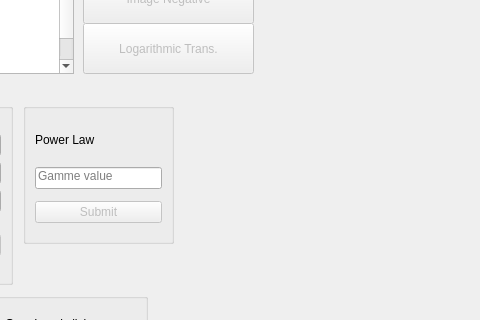
Amrhub/image-processing, file mainwindow.ui: the form before one commit; both pictures show x 717 to 1197 and y 87 to 407 of the 1197 by 612 pixel window.
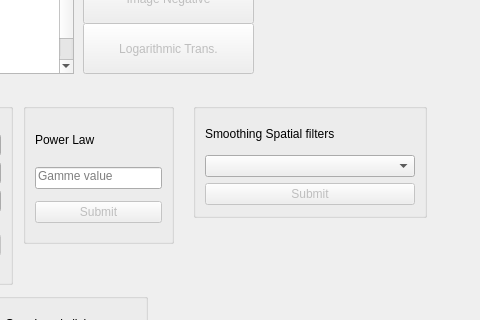
The form after the commit.

Commit message:
feat: smoothing filters
1. Traditional filters 3x3 (averaging filters)
2. Pyramidal filter 5x5
3. circular filter 5x5
4. cone filter 5x5

```diff
--- a/mainwindow.ui
+++ b/mainwindow.ui
@@ -1206,6 +1206,71 @@
      </item>
     </layout>
    </widget>
+   <widget class="QGroupBox" name="groupBox_3">
+    <property name="geometry">
+     <rect>
+      <x>910</x>
+      <y>190</y>
+      <width>234</width>
+      <height>115</height>
+     </rect>
+    </property>
+    <property name="title">
+     <string/>
+    </property>
+    <layout class="QVBoxLayout" name="verticalLayout_10">
+     <item>
+      <widget class="QLabel" name="smoothingFilters">
+       <property name="maximumSize">
+        <size>
+         <width>16777215</width>
+         <height>31</height>
+        </size>
+       </property>
+       <property name="text">
+        <string>Smoothing Spatial filters</string>
+       </property>
+      </widget>
+     </item>
+     <item>
+      <widget class="QComboBox" name="kernelSelectInput">
+       <property name="placeholderText">
+        <string>Kernel Option</string>
+       </property>
+       <item>
+        <property name="text">
+         <string>traditionalKernel3x3</string>
+        </property>
+       </item>
+       <item>
+        <property name="text">
+         <string>pyramidalKernel5x5</string>
+        </property>
+       </item>
+       <item>
+        <property name="text">
+         <string>circularKernel5x5</string>
+        </property>
+       </item>
+       <item>
+        <property name="text">
+         <string>coneKernel5x5</string>
+        </property>
+       </item>
+      </widget>
+     </item>
+     <item>
+      <widget class="QPushButton" name="smoothingFiltersBtn">
+       <property name="enabled">
+        <bool>false</bool>
+       </property>
+       <property name="text">
+        <string>Submit</string>
+       </property>
+      </widget>
+     </item>
+    </layout>
+   </widget>
   </widget>
   <widget class="QStatusBar" name="statusbar"/>
  </widget>
```
The commit also changes 2 other files.
